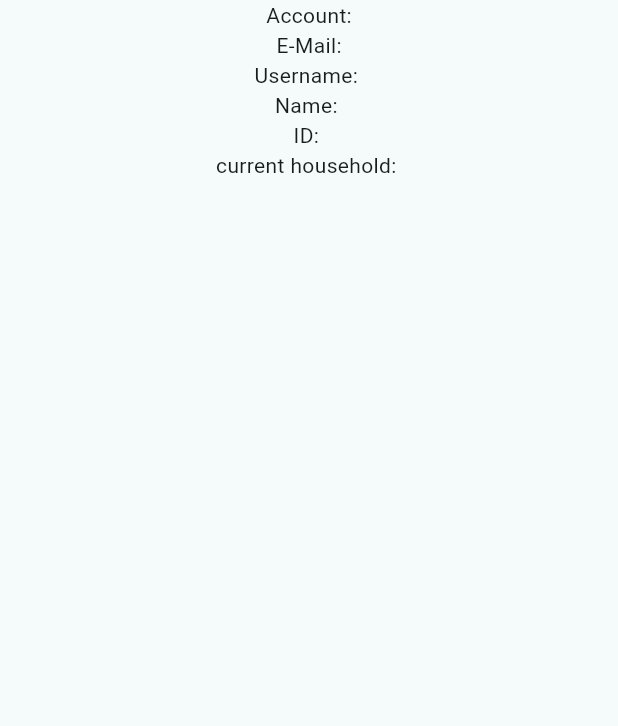
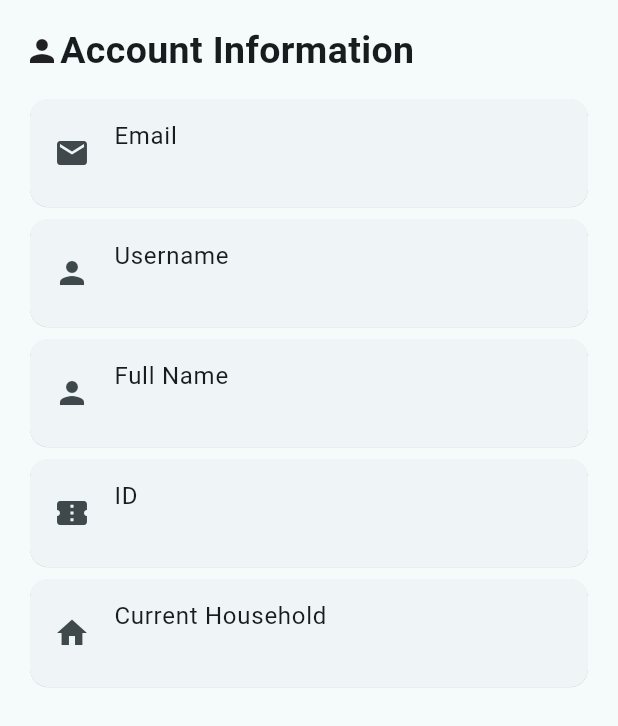
Before and after one commit to comhendrik/hmly, a Flutter app: the AccountView widget shown alone on an empty page, opened directly with empty values, on a phone screen of 412 x 824 dp. Shown: the top 726 px of the screen. Run offline on Flutter 3.47's test engine with Material 2 defaults, Android fonts, the phone set to English and light mode, and no system bars; our stand-ins replace bloc, dartz, equatable, flutter_bloc, flutter_secure_storage, get_it and 2 more; accounts and stored records are empty; statements that could not run were skipped.

Commit message:
new ui for account page

```diff
--- a/lib/features/authentication/presentation/pages/auth_page.dart
+++ b/lib/features/authentication/presentation/pages/auth_page.dart
@@ -104,11 +104,16 @@ class _AuthenticatedView extends State<AuthenticatedView> {
           child: Column(
             children: [
               AccountView(mainUser: widget.mainUser),
-              const LogoutButton(),
-              ElevatedButton(onPressed: () {
-                deleteAuthDataFromHousehold(widget.mainUser);
-              },
-                  child: const Text("Delete user from Household")
+              Row(
+                mainAxisAlignment: MainAxisAlignment.spaceEvenly,
+                children: [
+                  const LogoutButton(),
+                  ElevatedButton(onPressed: () {
+                    deleteAuthDataFromHousehold(widget.mainUser);
+                  },
+                      child: const Text("Delete user from Household")
+                  )
+                ],
               )
             ],
           ),
--- a/lib/features/authentication/presentation/widgets/account_view.dart
+++ b/lib/features/authentication/presentation/widgets/account_view.dart
@@ -15,17 +15,69 @@ class _AccountView extends State<AccountView> {
   @override
   Widget build(BuildContext context) {
     return Center(
-      child: Column(
-        children: [
-          const Text("Account:"),
-          Text("E-Mail:${widget.mainUser.email}"),
-          Text("Username: ${widget.mainUser.username}"),
-          Text("Name: ${widget.mainUser.name}"),
-          Text("ID: ${widget.mainUser.id}"),
-          Text("current household: ${widget.mainUser.householdId}")
-        ],
+      child: Padding(
+        padding: EdgeInsets.all(16.0),
+        child: Column(
+          crossAxisAlignment: CrossAxisAlignment.start,
+          children: <Widget>[
+            const Row(
+              mainAxisSize: MainAxisSize.min,
+              children: [
+                Icon(Icons.person, weight: 5.0),
+                Text('Account Information', style: TextStyle(fontWeight: FontWeight.bold, fontSize: 25),),
+              ],
+            ),
+            const SizedBox(height: 10.0),
+            Column(
+              crossAxisAlignment: CrossAxisAlignment.stretch,
+              children: <Widget>[
+                _buildListTileWithShadow(
+                  leadingIcon: Icons.email,
+                  title: 'Email',
+                  subtitle: widget.mainUser.email,
+                ),
+                _buildListTileWithShadow(
+                  leadingIcon: Icons.person,
+                  title: 'Username',
+                  subtitle: widget.mainUser.username,
+                ),
+                _buildListTileWithShadow(
+                  leadingIcon: Icons.person,
+                  title: 'Full Name',
+                  subtitle: widget.mainUser.name,
+                ),
+                _buildListTileWithShadow(
+                  leadingIcon: Icons.confirmation_number,
+                  title: 'ID',
+                  subtitle: widget.mainUser.id,
+                ),
+                _buildListTileWithShadow(
+                  leadingIcon: Icons.home,
+                  title: 'Current Household',
+                  subtitle: widget.mainUser.householdId,
+                ),
+              ],
+            ),
+          ],
+        ),
       ),
     );
   }
 
+  Widget _buildListTileWithShadow({required IconData leadingIcon, required String title, required String subtitle}) {
+    return Container(
+      decoration: BoxDecoration(
+          borderRadius: BorderRadius.circular(8.0)
+      ),
+      child: Card(
+        elevation: 0.125,
+        // No elevation for the Card; we'll use the shadow from the Container
+        child: ListTile(
+          leading: Icon(leadingIcon),
+          title: Text(title),
+          subtitle: Text(subtitle),
+        ),
+      ),
+    );
+  }
 }
```
